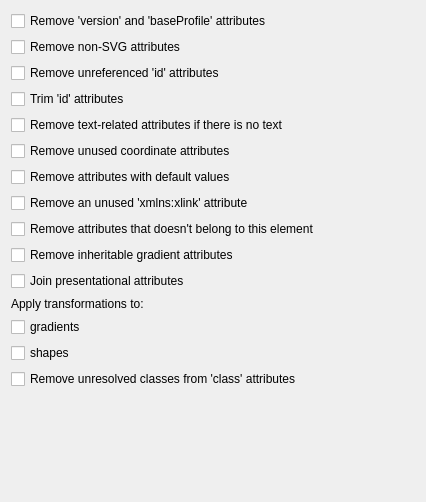
Qt form src/preferences/attributespage.ui (RazrFalcon/svgcleaner-gui) before a commit.
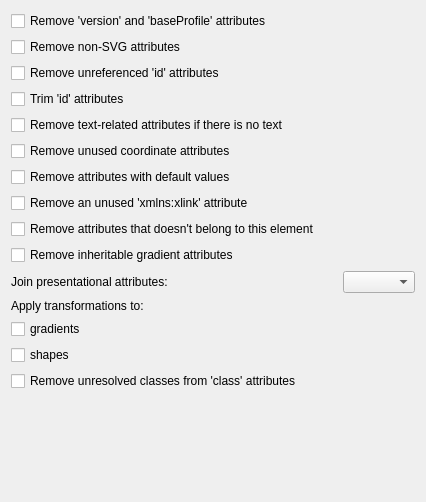
The same form after that commit. Custom widgets are drawn as their Qt base class.

Commit message: Option 'Join presentational attributes' updated.

What changed in the file:
```diff
--- a/src/preferences/attributespage.ui
+++ b/src/preferences/attributespage.ui
@@ -85,11 +85,25 @@
     </widget>
    </item>
    <item>
-    <widget class="QCheckBox" name="chBoxJoinStyles">
+    <layout class="QHBoxLayout" name="horizontalLayout">
+     <item>
+      <widget class="QLabel" name="label_2">
      <property name="text">
-      <string>Join presentational attributes</string>
-     </property>
-    </widget>
+        <string>Join presentational attributes:</string>
+       </property>
+      </widget>
+     </item>
+     <item>
+      <widget class="QComboBox" name="cmbBoxJoinStyleAttributes">
+       <property name="sizePolicy">
+        <sizepolicy hsizetype="Fixed" vsizetype="Fixed">
+         <horstretch>0</horstretch>
+         <verstretch>0</verstretch>
+        </sizepolicy>
+       </property>
+      </widget>
+     </item>
+    </layout>
    </item>
    <item>
     <widget class="QLabel" name="label">
```
Lines whose indentation alone changed are shown as unchanged. The commit also changes 6 other files.
